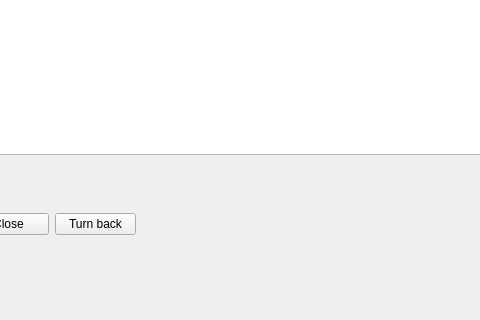
Vextee/Ohj2Tyot, file student/13/pairs_gui/mainwindow.ui: the form before one commit; both pictures show x 82 to 562 and y 346 to 666 of the 1036 by 666 pixel window.
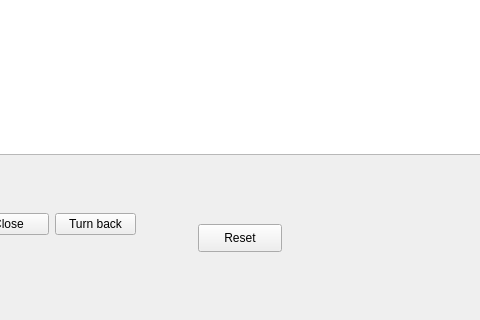
The form after the commit.

Commit message: Korttien toiminnallisuudet luoto. Pelaajien pisteenlasku myös toteutettu ja voittaj ilmoitetaan pelin lopussa.

What changed in the file:
```diff
--- a/student/13/pairs_gui/mainwindow.ui
+++ b/student/13/pairs_gui/mainwindow.ui
@@ -102,6 +102,32 @@
      </item>
     </layout>
    </widget>
+   <widget class="QLabel" name="winnerLabel">
+    <property name="geometry">
+     <rect>
+      <x>280</x>
+      <y>530</y>
+      <width>161</width>
+      <height>20</height>
+     </rect>
+    </property>
+    <property name="text">
+     <string/>
+    </property>
+   </widget>
+   <widget class="QPushButton" name="resetButton">
+    <property name="geometry">
+     <rect>
+      <x>280</x>
+      <y>570</y>
+      <width>84</width>
+      <height>28</height>
+     </rect>
+    </property>
+    <property name="text">
+     <string>Reset</string>
+    </property>
+   </widget>
   </widget>
   <widget class="QMenuBar" name="menubar">
    <property name="geometry">
```
Left out of the diff: 23 changed lines with no effect on the pictures. The commit also changes 2 other files.
